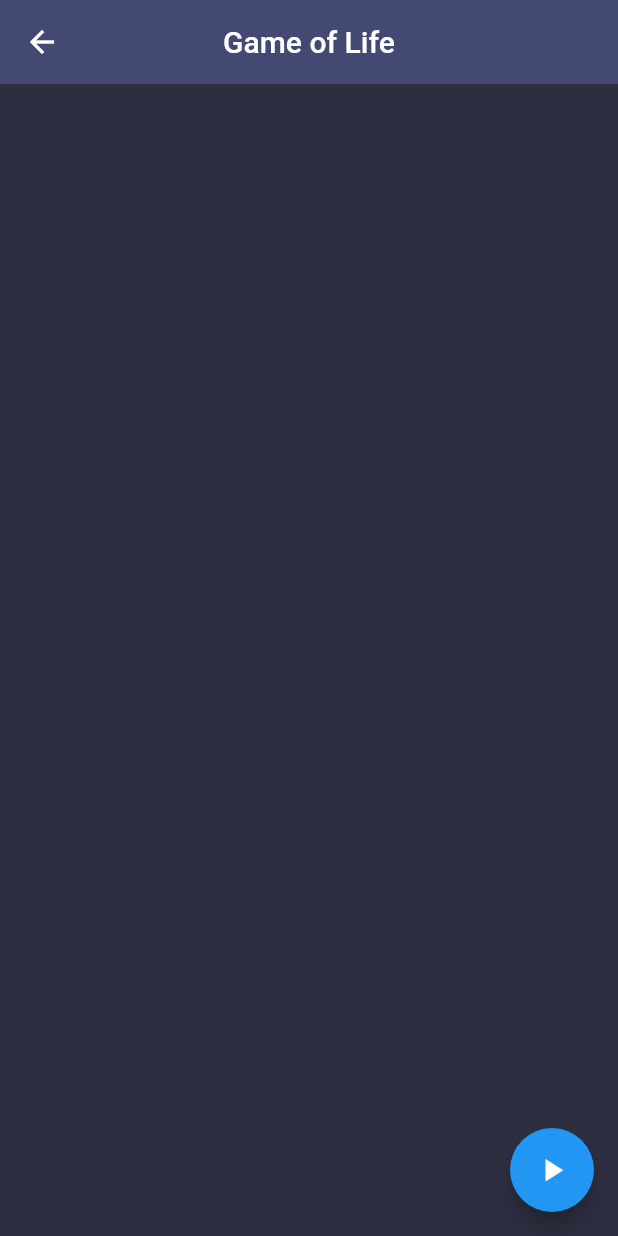
After one commit to ikramhasan/Flutter-Artbook, a Flutter app: the GameOfLife screen opened directly, after a tap on the "pause" icon, on a phone screen of 412 x 824 dp. The commit adds this screen. Run offline on Flutter 3.47's test engine with Material 2 defaults, Android fonts, the phone set to English and light mode, and no system bars; our stand-ins replace get; missing offline and left inert: dart:html.

Commit message:
ADDED: Game of Life

```diff
--- /dev/null
+++ b/lib/arts/game_of_life.dart
@@ -0,0 +1,149 @@
+//Made with dartpad.dartlang.org <3
+import 'dart:async';
+import 'package:flutter/material.dart';
+
+final Color cellColor = Color(0xFF444974);
+final Color bgColor = Color(0xFF2D2F41);
+final TargetPlatform platform = TargetPlatform.android;
+
+List<List<bool>> cells;
+final width = 900.0, height = 900.0;
+final xRes = 50, yRes = 50;
+double cWidth, cHeight;
+bool paused = false, fillMode = true;
+
+class GOLPainter extends CustomPainter {
+  List<List<bool>> hiddenMat1 = new List<List<bool>>(xRes);
+  List<List<bool>> hiddenMat2 = new List<List<bool>>(xRes);
+
+  GOLPainter(double width, double height) {
+    cWidth = width / xRes;
+    cHeight = height / yRes;
+    cells = hiddenMat1;
+
+    for (var i = 0; i < xRes; i++) {
+      hiddenMat1[i] = new List<bool>(yRes);
+      hiddenMat2[i] = new List<bool>(yRes);
+      for (var j = 0; j < yRes; j++) hiddenMat1[i][j] = false;
+    }
+  }
+
+  void update() {
+    if (paused) return;
+    List<List<bool>> next = (cells == hiddenMat1 ? hiddenMat2 : hiddenMat1);
+    for (var i = 0; i < xRes; i++)
+      for (var j = 0; j < yRes; j++) {
+        int nCount = countNeighbours(i, j);
+        next[i][j] = !cells[i][j] && nCount == 3 ||
+            cells[i][j] && nCount >= 2 && nCount <= 3;
+      }
+    cells = next;
+  }
+
+  int countNeighbours(int x, int y) {
+    int count = 0;
+    for (var i = x - 1; i <= x + 1; i++)
+      for (var j = y - 1; j <= y + 1; j++) {
+        if (cells[(i + xRes) % xRes][(j + yRes) % yRes]) count++;
+      }
+    count -= (cells[x][y] ? 1 : 0);
+    return count;
+  }
+
+  @override
+  void paint(Canvas canvas, Size size) {
+    canvas.drawRect(Offset(0, 0) & Size(cWidth * xRes, cHeight * yRes),
+        Paint()..color = bgColor);
+    for (var i = 0; i < xRes; i++)
+      for (var j = 0; j < yRes; j++) {
+        if (cells[i][j]) drawCell(canvas, i * cWidth, j * cHeight, cells[i][j]);
+      }
+  }
+
+  @override
+  bool shouldRepaint(GOLPainter oldDelegate) {
+    return true;
+  }
+
+  void drawCell(Canvas canvas, num x, num y, bool cellState) {
+    canvas.drawRect(
+        Offset(x, y) & Size(cWidth, cHeight), Paint()..color = cellColor);
+  }
+}
+
+class GameOfLife extends StatefulWidget {
+  @override
+  State<StatefulWidget> createState() {
+    return _GameOfLifeState();
+  }
+}
+
+class _GameOfLifeState extends State<GameOfLife> {
+  IconData icon = Icons.pause;
+  Timer timer;
+  GOLPainter painter = GOLPainter(width, height);
+
+  @override
+  void initState() {
+    timer = new Timer.periodic(Duration(milliseconds: 100), (Timer t) {
+      setState(() {
+        painter.update();
+      });
+    });
+    super.initState();
+  }
+
+  void _pointerClick(PointerEvent e) {
+    fillMode =
+        !cells[e.localPosition.dx ~/ cWidth][e.localPosition.dy ~/ cHeight];
+    _pointerDraw(e);
+  }
+
+  void _pointerDraw(PointerEvent e) {
+    cells[e.localPosition.dx ~/ cWidth][e.localPosition.dy ~/ cHeight] =
+        fillMode;
+  }
+
+  @override
+  Widget build(BuildContext context) {
+    return Scaffold(
+      appBar: AppBar(
+        title: Text("Game of Life"),
+        backgroundColor: Color(0xFF444974),
+        elevation: 0,
+        centerTitle: true,
+      ),
+      body: SingleChildScrollView(
+        child: Container(
+          child: Column(
+            crossAxisAlignment: CrossAxisAlignment.center,
+            mainAxisAlignment: MainAxisAlignment.center,
+            children: [
+              Container(
+                child: Listener(
+                  onPointerMove: _pointerDraw,
+                  onPointerDown: _pointerClick,
+                  child: SizedBox(
+                    width: width,
+                    height: height,
+                    child: CustomPaint(
+                      key: ValueKey(timer.tick),
+                      painter: painter,
+                    ),
+                  ),
+                ),
+              ),
+            ],
+          ),
+        ),
+      ),
+      floatingActionButton: FloatingActionButton(
+        child: new Icon(icon, size: 25.0),
+        onPressed: () {
+          paused = !paused;
+          icon = icon == Icons.pause ? Icons.play_arrow : Icons.pause;
+        },
+      ),
+    );
+  }
+}
--- a/lib/homepage.dart
+++ b/lib/homepage.dart
@@ -4,6 +4,7 @@ import 'package:artbook/arts/boid_simulation.dart';
 import 'package:artbook/arts/clock.dart';
 import 'package:artbook/arts/color_test.dart';
 import 'package:artbook/arts/dancing_phyllotaxis.dart';
+import 'package:artbook/arts/game_of_life.dart';
 import 'package:artbook/arts/planet_simulator.dart';
 import 'package:artbook/arts/sierpinski_triangle.dart';
 import 'package:artbook/arts/space.dart';
@@ -164,6 +165,18 @@ class _HomePageState extends State<HomePage> {
                 ),
               ),
             ),
+            InkWell(
+              highlightColor: Color(0xFF444974),
+              onTap: () {
+                Get.to(GameOfLife());
+              },
+              child: ListTile(
+                title: Text(
+                  'Game of Life',
+                  style: TextStyle(color: Color(0xFFEAECFF)),
+                ),
+              ),
+            ),
           ],
         ),
       ),
```
Also changed, not shown: 1 other file.
